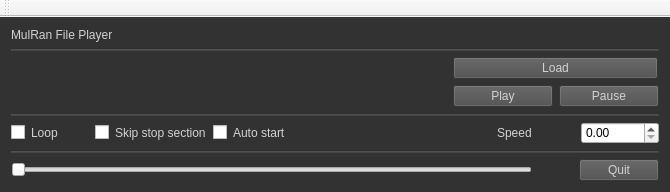
This is src/mainwindow.ui in RPM-Robotics-Lab/file_player_mulran as Qt 5 draws it before an edit. The edited form follows.
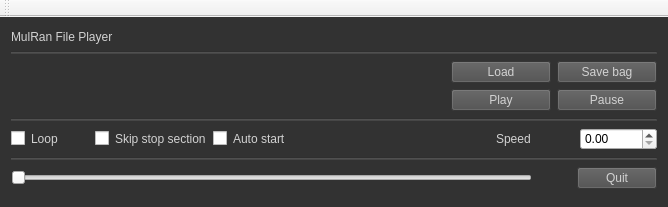
This is the edited form.

Commit message: Added a button and code for generating rosbag from data. So far polar radar readings sensor_msgs/Image and ground truth (nav_msgs/Odometry) is saved. This is useful if a localization pipeline loads data via the rosbag API, or if we simply want to use the rosbag without the player.

Patch:
```diff
--- a/src/mainwindow.ui
+++ b/src/mainwindow.ui
@@ -6,8 +6,8 @@
    <rect>
     <x>0</x>
     <y>0</y>
-    <width>670</width>
-    <height>189</height>
+    <width>668</width>
+    <height>207</height>
    </rect>
   </property>
   <property name="windowTitle">
@@ -93,10 +93,22 @@
     </item>
     <item>
      <layout class="QGridLayout" name="gridLayout">
-      <item row="0" column="0">
-       <widget class="QLabel" name="label">
+      <item row="1" column="3">
+       <widget class="QPushButton" name="pushButton_3">
+        <property name="sizePolicy">
+         <sizepolicy hsizetype="Fixed" vsizetype="Fixed">
+          <horstretch>0</horstretch>
+          <verstretch>0</verstretch>
+         </sizepolicy>
+        </property>
+        <property name="maximumSize">
+         <size>
+          <width>100</width>
+          <height>16777215</height>
+         </size>
+        </property>
         <property name="text">
-         <string/>
+         <string>Pause</string>
         </property>
        </widget>
       </item>
@@ -110,7 +122,7 @@
         </property>
        </widget>
       </item>
-      <item row="1" column="1">
+      <item row="1" column="2">
        <widget class="QPushButton" name="pushButton_2">
         <property name="sizePolicy">
          <sizepolicy hsizetype="Fixed" vsizetype="Fixed">
@@ -129,26 +141,14 @@
         </property>
        </widget>
       </item>
-      <item row="1" column="2">
-       <widget class="QPushButton" name="pushButton_3">
-        <property name="sizePolicy">
-         <sizepolicy hsizetype="Fixed" vsizetype="Fixed">
-          <horstretch>0</horstretch>
-          <verstretch>0</verstretch>
-         </sizepolicy>
-        </property>
-        <property name="maximumSize">
-         <size>
-          <width>100</width>
-          <height>16777215</height>
-         </size>
-        </property>
+      <item row="0" column="0">
+       <widget class="QLabel" name="label">
         <property name="text">
-         <string>Pause</string>
+         <string/>
         </property>
        </widget>
       </item>
-      <item row="0" column="1" colspan="2">
+      <item row="0" column="2">
        <widget class="QPushButton" name="pushButton">
         <property name="sizePolicy">
          <sizepolicy hsizetype="Fixed" vsizetype="Fixed">
@@ -167,6 +167,13 @@
         </property>
        </widget>
       </item>
+      <item row="0" column="3">
+       <widget class="QPushButton" name="pushButton_4">
+        <property name="text">
+         <string>Save bag</string>
+        </property>
+       </widget>
+      </item>
      </layout>
     </item>
     <item>
```
The commit also changes 6 other files.
